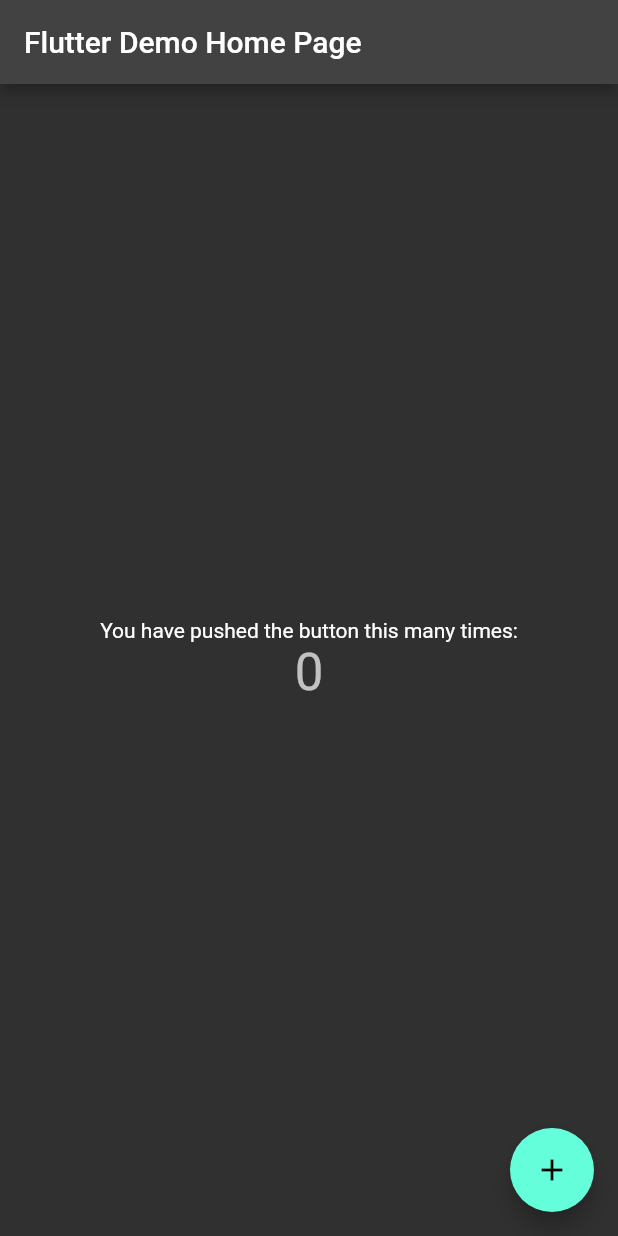
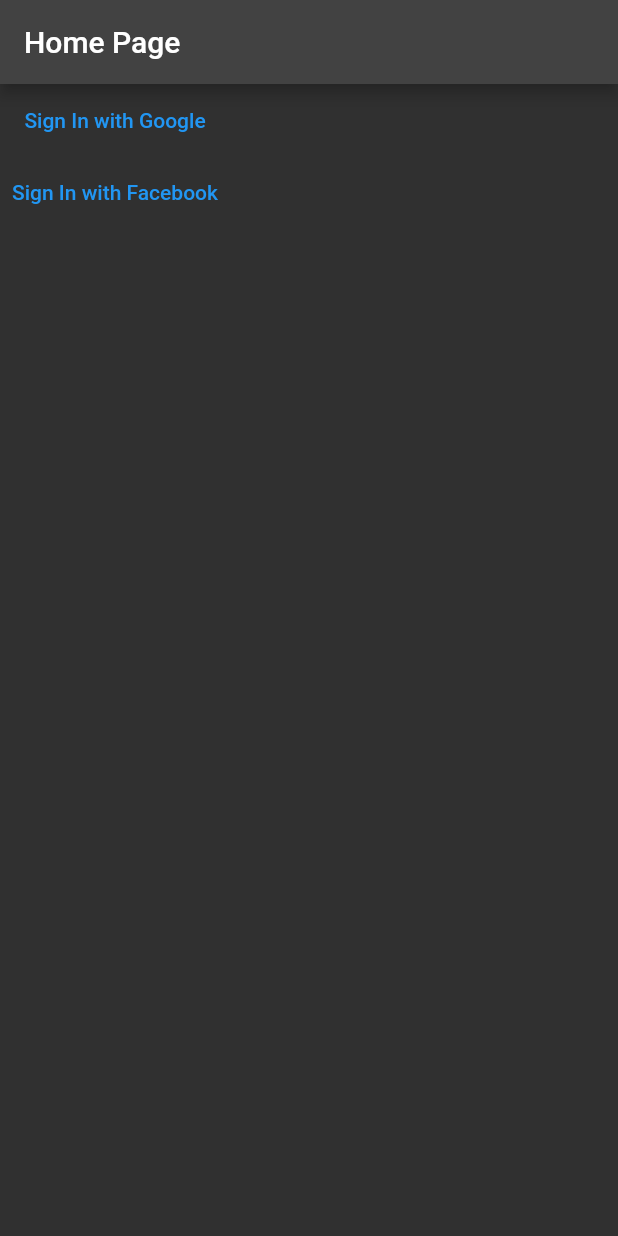
Before and after one commit to nghiemson/instaclone, a Flutter app: the screen it shows after launch, on a phone screen of 412 x 824 dp. Run offline on Flutter 3.47's test engine with Material 2 defaults, Android fonts, the phone set to English and light mode, and no system bars; our stand-ins replace firebase_auth, firebase_core, google_sign_in; missing offline and left inert: encrypt, flutter_facebook_auth; accounts and stored records are empty.

```diff
--- a/lib/main.dart
+++ b/lib/main.dart
@@ -1,6 +1,8 @@
 import 'package:flutter/material.dart';
 import 'package:firebase_core/firebase_core.dart';
+import 'package:instaclone/state/auth/backend/authenticator.dart';
 import 'firebase_options.dart';
+import 'package:encrypt/encrypt.dart' as encrypt;
 
 void main() async {
   WidgetsFlutterBinding.ensureInitialized();
@@ -24,54 +26,39 @@ class MyApp extends StatelessWidget {
         primarySwatch: Colors.blueGrey,
         indicatorColor: Colors.blueGrey,
       ),
-      home: const MyHomePage(title: 'Flutter Demo Home Page'),
+      debugShowCheckedModeBanner: false,
+      home: const HomePage(),
     );
   }
 }
 
-class MyHomePage extends StatefulWidget {
-  const MyHomePage({Key? key, required this.title}) : super(key: key);
-
-  final String title;
-
-  @override
-  State<MyHomePage> createState() => _MyHomePageState();
-}
-
-class _MyHomePageState extends State<MyHomePage> {
-  int _counter = 0;
-
-  void _incrementCounter() {
-    setState(() {
-      _counter++;
-    });
-  }
+class HomePage extends StatelessWidget {
+  const HomePage({Key? key}) : super(key: key);
 
   @override
   Widget build(BuildContext context) {
     return Scaffold(
       appBar: AppBar(
-        title: Text(widget.title),
+        title: const Text('Home Page'),
       ),
-      body: Center(
-        child: Column(
-          mainAxisAlignment: MainAxisAlignment.center,
-          children: <Widget>[
-            const Text(
-              'You have pushed the button this many times:',
-            ),
-            Text(
-              '$_counter',
-              style: Theme.of(context).textTheme.headline4,
-            ),
-          ],
-        ),
+      body: Column(
+        children: [
+          TextButton(
+            onPressed: () async {
+              final res = await Authenticator().loginWithGoogle();
+              print(res);
+            },
+            child: const Text('Sign In with Google'),
+          ),
+          TextButton(
+            onPressed: () async {
+              final res = await Authenticator().loginWithFB();
+              print(res);
+            },
+            child: const Text('Sign In with Facebook'),
+          )
+        ],
       ),
-      floatingActionButton: FloatingActionButton(
-        onPressed: _incrementCounter,
-        tooltip: 'Increment',
-        child: const Icon(Icons.add),
-      ), // This trailing comma makes auto-formatting nicer for build methods.
     );
   }
 }
--- /dev/null
+++ b/lib/state/auth/constants/constants.dart
@@ -0,0 +1,9 @@
+import 'package:flutter/foundation.dart';
+@immutable
+class Constants {
+  static const accountExistsWithDifferentCredential =
+      'account-exists-with-different-credential';
+  static const googleCom = 'google.com';
+  static const emailScope = 'email';
+  const Constants._();
+}
--- /dev/null
+++ b/lib/state/auth/models/auth_result.dart
@@ -0,0 +1,5 @@
+enum AuthResult {
+  aborted,
+  success,
+  failure,
+}
--- /dev/null
+++ b/lib/state/posts/typedefs/user_id.dart
@@ -0,0 +1 @@
+typedef UserId = String;
--- a/pubspec.yaml
+++ b/pubspec.yaml
@@ -29,6 +29,7 @@ dependencies:
   lottie: ^1.2.2
   share_plus: ^4.5.3
   url_launcher: ^6.1.5
+  encrypt: ^5.0.1
 
 dev_dependencies:
   flutter_test:
```
Also changed, not shown: lib/state/auth/backend/authenticator.dart (added, +70 -0 lines), lib/state/auth/models/auth_state.dart (added, +41 -0 lines), 6 other files.
